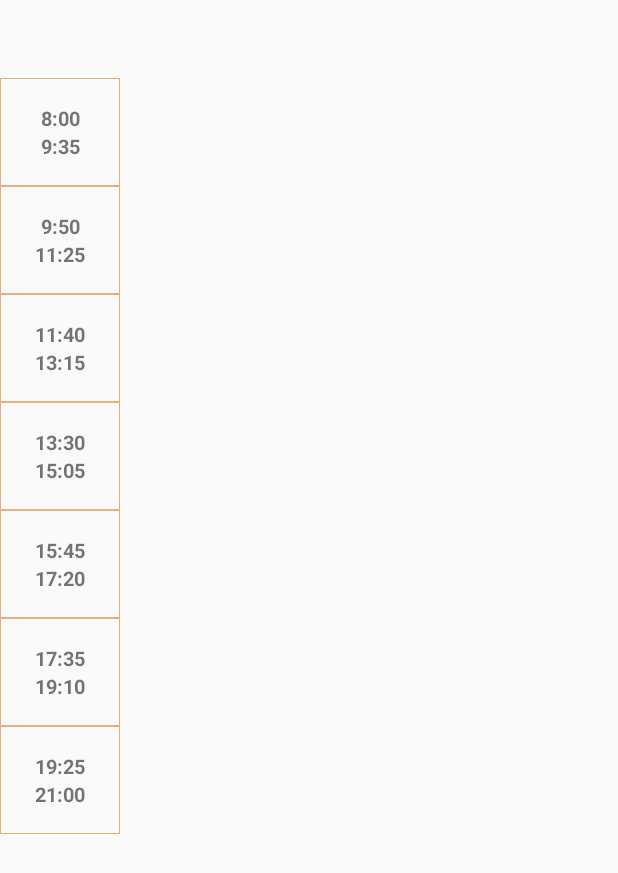
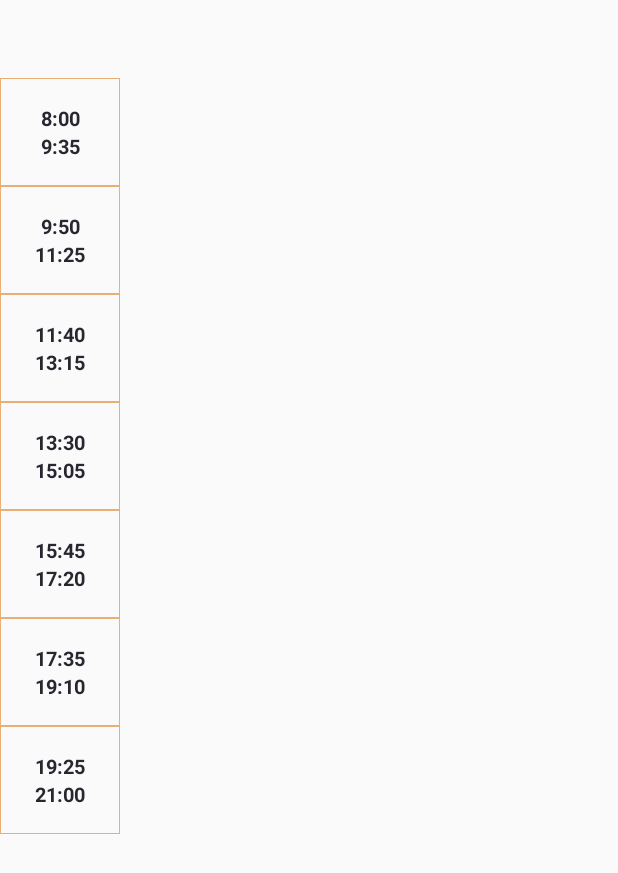
Before and after one commit to Raff-dev/wat-plan, an Android app: the layout card_week.xml on its own in the app's theme, with its tools: preview values and no code run, on a phone screen of 412 x 824 dp. Shown: the top 873 px of the screen. Run offline under Robolectric (Android 15) with nearby library versions, the light colour scheme and no system bars.

Commit message:
changing schedule date/hours colors

```diff
--- a/Android/app/src/main/res/layout/card_day.xml
+++ b/Android/app/src/main/res/layout/card_day.xml
@@ -10,6 +10,7 @@
         android:layout_width="match_parent"
         android:layout_height="52dp"
         android:layout_alignParentTop="true"
+
         android:gravity="center">
         <TextView
             android:id="@+id/dayNameTextView"
@@ -18,7 +19,9 @@
             android:text="Day Name"
             android:textSize="18dp"
             android:gravity="center"
-            android:paddingTop="2px"/>
+            android:paddingTop="2px"
+            android:textColor="@color/orange2"
+            />
         <TextView
             android:id="@+id/dayDateTextView"
             android:layout_width="match_parent"
@@ -27,6 +30,7 @@
             android:textSize="18dp"
             android:gravity="center"
             android:layout_below="@id/dayNameTextView"
+            android:textColor="@color/orange2"
             android:paddingBottom="2px"/>
 
     </RelativeLayout>
--- a/Android/app/src/main/res/layout/card_week.xml
+++ b/Android/app/src/main/res/layout/card_week.xml
@@ -15,8 +15,7 @@
         <RelativeLayout
             android:id="@+id/hourFiller"
             android:layout_width="match_parent"
-            android:layout_height="52dp"
-            >
+            android:layout_height="52dp">
 
         </RelativeLayout>
 
@@ -25,8 +24,8 @@
             android:layout_width="wrap_content"
             android:layout_height="72dp"
             android:layout_below="@id/hourFiller"
-            android:gravity="center"
-            android:background="@drawable/outline">
+            android:background="@drawable/outline"
+            android:gravity="center">
 
             <TextView
                 android:id="@+id/firstHour1"
@@ -35,7 +34,8 @@
                 android:gravity="center"
                 android:text="8:00"
                 android:textAlignment="center"
-                android:textSize="13dp"
+                android:textColor="@color/date"
+                android:textSize="13sp"
                 android:textStyle="bold" />
 
             <TextView
@@ -46,7 +46,8 @@
                 android:gravity="center"
                 android:text="9:35"
                 android:textAlignment="center"
-                android:textSize="13dp"
+                android:textColor="@color/date"
+                android:textSize="13sp"
                 android:textStyle="bold" />
         </RelativeLayout>
 
@@ -67,7 +68,8 @@
                 android:gravity="center"
                 android:text="9:50"
                 android:textAlignment="center"
-                android:textSize="13dp"
+                android:textColor="@color/date"
+                android:textSize="13sp"
                 android:textStyle="bold"
 
                 />
@@ -80,7 +82,8 @@
                 android:gravity="center"
                 android:text="11:25"
                 android:textAlignment="center"
-                android:textSize="13dp"
+                android:textColor="@color/date"
+                android:textSize="13sp"
                 android:textStyle="bold" />
         </RelativeLayout>
 
@@ -99,7 +102,8 @@
                 android:gravity="center"
                 android:text="11:40"
                 android:textAlignment="center"
-                android:textSize="13dp"
+                android:textColor="@color/date"
+                android:textSize="13sp"
                 android:textStyle="bold" />
 
             <TextView
@@ -110,7 +114,8 @@
                 android:gravity="center"
                 android:text="13:15"
                 android:textAlignment="center"
-                android:textSize="13dp"
+                android:textColor="@color/date"
+                android:textSize="13sp"
                 android:textStyle="bold" />
         </RelativeLayout>
 
@@ -130,7 +135,8 @@
                 android:gravity="center"
                 android:text="13:30"
                 android:textAlignment="center"
-                android:textSize="13dp"
+                android:textColor="@color/date"
+                android:textSize="13sp"
                 android:textStyle="bold" />
 
             <TextView
@@ -141,7 +147,8 @@
                 android:gravity="center"
                 android:text="15:05"
                 android:textAlignment="center"
-                android:textSize="13dp"
+                android:textColor="@color/date"
+                android:textSize="13sp"
                 android:textStyle="bold" />
 
         </RelativeLayout>
@@ -152,7 +159,6 @@
             android:layout_height="72dp"
             android:layout_below="@id/fourthHour"
             android:background="@drawable/outline"
-
             android:gravity="center">
 
             <TextView
@@ -162,7 +168,8 @@
                 android:gravity="center"
                 android:text="15:45"
                 android:textAlignment="center"
-                android:textSize="13dp"
+                android:textColor="@color/date"
+                android:textSize="13sp"
                 android:textStyle="bold" />
 
             <TextView
@@ -173,7 +180,8 @@
                 android:gravity="center"
                 android:text="17:20"
                 android:textAlignment="center"
-                android:textSize="13dp"
+                android:textColor="@color/date"
+                android:textSize="13sp"
                 android:textStyle="bold" />
         </RelativeLayout>
 
@@ -193,7 +201,9 @@
                 android:gravity="center"
                 android:text="17:35"
                 android:textAlignment="center"
-                android:textSize="13dp"
+
+                android:textColor="@color/date"
+                android:textSize="13sp"
                 android:textStyle="bold" />
 
             <TextView
@@ -204,8 +214,11 @@
                 android:gravity="center"
                 android:text="19:10"
                 android:textAlignment="center"
-                android:textSize="13dp"
-                android:textStyle="bold" />
+                android:textColor="@color/date"
+                android:textSize="13sp"
+                android:textStyle="bold"
+
+                />
         </RelativeLayout>
 
         <RelativeLayout
@@ -224,7 +237,8 @@
                 android:gravity="center"
                 android:text="19:25"
                 android:textAlignment="center"
-                android:textSize="13dp"
+                android:textColor="@color/date"
+                android:textSize="13sp"
                 android:textStyle="bold" />
 
             <TextView
@@ -235,7 +249,8 @@
                 android:gravity="center"
                 android:text="21:00"
                 android:textAlignment="center"
-                android:textSize="13dp"
+                android:textColor="@color/date"
+                android:textSize="13sp"
                 android:textStyle="bold" />
         </RelativeLayout>
 
--- a/Android/app/src/main/res/values/colors.xml
+++ b/Android/app/src/main/res/values/colors.xml
@@ -10,6 +10,6 @@
     <color name="gray2">#474750</color>
     <color name="gray3">#939393</color>
     <color name="gray4">#50474747</color>
-    49414747
+    <color name="date">#272730</color>
     <color name="invis">#0000</color>
 </resources>
```
